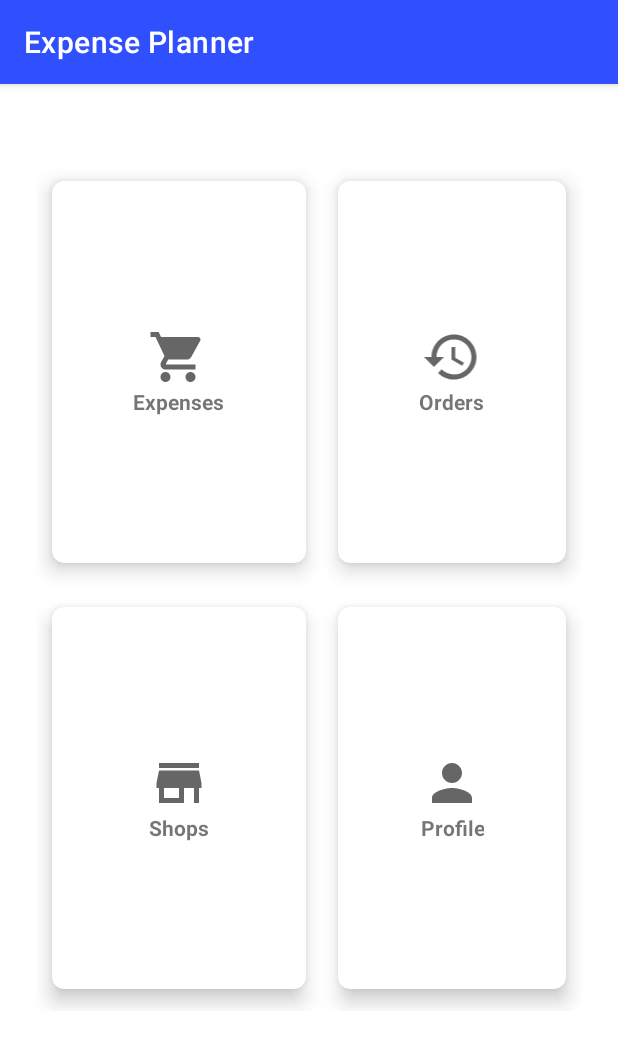
After one commit to embashbaz/Expense-Planner-App, an Android app: the fragment LandInFragment shown on its own in the app's theme, on a phone screen of 412 x 824 dp. The commit adds this screen. Shown: the top 1047 px of the screen. Run offline under Robolectric (Android 15) with nearby library versions, the phone set to English and light mode, and no system bars.

Commit message:
added the ui for the landin screen

```diff
--- a/app/build.gradle
+++ b/app/build.gradle
@@ -1,6 +1,7 @@
 plugins {
     id 'com.android.application'
     id 'kotlin-android'
+    id 'com.google.gms.google-services'
 }
 
 android {
@@ -39,7 +40,10 @@ dependencies {
     implementation 'androidx.appcompat:appcompat:1.3.0'
     implementation 'com.google.android.material:material:1.3.0'
     implementation 'androidx.constraintlayout:constraintlayout:2.0.4'
+    implementation 'com.google.firebase:firebase-auth:21.0.1'
+    implementation 'androidx.legacy:legacy-support-v4:1.0.0'
     testImplementation 'junit:junit:4.+'
     androidTestImplementation 'androidx.test.ext:junit:1.1.2'
     androidTestImplementation 'androidx.test.espresso:espresso-core:3.3.0'
+    implementation "androidx.cardview:cardview:1.0.0"
 }
--- /dev/null
+++ b/app/src/main/java/com/example/expenseplanner/data/Models.kt
@@ -0,0 +1 @@
+package com.example.expenseplanner.data
--- /dev/null
+++ b/app/src/main/java/com/example/expenseplanner/data/Repository.kt
@@ -0,0 +1,4 @@
+package com.example.expenseplanner.data
+
+class Repository {
+}
--- /dev/null
+++ b/app/src/main/java/com/example/expenseplanner/ui/expenselist/ExpenseListFragment.kt
@@ -0,0 +1,23 @@
+package com.example.expenseplanner.ui.expenselist
+
+import android.os.Bundle
+import androidx.fragment.app.Fragment
+import android.view.LayoutInflater
+import android.view.View
+import android.view.ViewGroup
+import com.example.expenseplanner.R
+
+
+class ExpenseListFragment : Fragment() {
+
+
+    override fun onCreateView(
+        inflater: LayoutInflater, container: ViewGroup?,
+        savedInstanceState: Bundle?
+    ): View? {
+        // Inflate the layout for this fragment
+        return inflater.inflate(R.layout.fragment_expense_list, container, false)
+    }
+
+
+}
--- /dev/null
+++ b/app/src/main/java/com/example/expenseplanner/ui/landin/LandInFragment.kt
@@ -0,0 +1,22 @@
+package com.example.expenseplanner.ui.landin
+
+import android.os.Bundle
+import androidx.fragment.app.Fragment
+import android.view.LayoutInflater
+import android.view.View
+import android.view.ViewGroup
+import com.example.expenseplanner.R
+
+
+class LandInFragment : Fragment() {
+
+
+    override fun onCreateView(
+        inflater: LayoutInflater, container: ViewGroup?,
+        savedInstanceState: Bundle?
+    ): View? {
+        // Inflate the layout for this fragment
+        return inflater.inflate(R.layout.fragment_land_in, container, false)
+    }
+
+}
--- /dev/null
+++ b/app/src/main/res/drawable/ic_baseline_history_24.xml
@@ -0,0 +1,5 @@
+<vector android:height="40dp" android:tint="?attr/colorControlNormal"
+    android:viewportHeight="24" android:viewportWidth="24"
+    android:width="40dp" xmlns:android="http://schemas.android.com/apk/res/android">
+    <path android:fillColor="@android:color/white" android:pathData="M13,3c-4.97,0 -9,4.03 -9,9L1,12l3.89,3.89 0.07,0.14L9,12L6,12c0,-3.87 3.13,-7 7,-7s7,3.13 7,7 -3.13,7 -7,7c-1.93,0 -3.68,-0.79 -4.94,-2.06l-1.42,1.42C8.27,19.99 10.51,21 13,21c4.97,0 9,-4.03 9,-9s-4.03,-9 -9,-9zM12,8v5l4.28,2.54 0.72,-1.21 -3.5,-2.08L13.5,8L12,8z"/>
+</vector>
--- /dev/null
+++ b/app/src/main/res/drawable/ic_baseline_person_24.xml
@@ -0,0 +1,10 @@
+<vector xmlns:android="http://schemas.android.com/apk/res/android"
+    android:width="40dp"
+    android:height="40dp"
+    android:viewportWidth="24"
+    android:viewportHeight="24"
+    android:tint="?attr/colorControlNormal">
+  <path
+      android:fillColor="@android:color/white"
+      android:pathData="M12,12c2.21,0 4,-1.79 4,-4s-1.79,-4 -4,-4 -4,1.79 -4,4 1.79,4 4,4zM12,14c-2.67,0 -8,1.34 -8,4v2h16v-2c0,-2.66 -5.33,-4 -8,-4z"/>
+</vector>
--- /dev/null
+++ b/app/src/main/res/drawable/ic_baseline_shopping_cart_24.xml
@@ -0,0 +1,5 @@
+<vector android:height="40dp" android:tint="?attr/colorControlNormal"
+    android:viewportHeight="24" android:viewportWidth="24"
+    android:width="40dp" xmlns:android="http://schemas.android.com/apk/res/android">
+    <path android:fillColor="@android:color/white" android:pathData="M7,18c-1.1,0 -1.99,0.9 -1.99,2S5.9,22 7,22s2,-0.9 2,-2 -0.9,-2 -2,-2zM1,2v2h2l3.6,7.59 -1.35,2.45c-0.16,0.28 -0.25,0.61 -0.25,0.96 0,1.1 0.9,2 2,2h12v-2L7.42,15c-0.14,0 -0.25,-0.11 -0.25,-0.25l0.03,-0.12 0.9,-1.63h7.45c0.75,0 1.41,-0.41 1.75,-1.03l3.58,-6.49c0.08,-0.14 0.12,-0.31 0.12,-0.48 0,-0.55 -0.45,-1 -1,-1L5.21,4l-0.94,-2L1,2zM17,18c-1.1,0 -1.99,0.9 -1.99,2s0.89,2 1.99,2 2,-0.9 2,-2 -0.9,-2 -2,-2z"/>
+</vector>
--- /dev/null
+++ b/app/src/main/res/drawable/ic_baseline_store_mall_directory_24.xml
@@ -0,0 +1,5 @@
+<vector android:height="40dp" android:tint="?attr/colorControlNormal"
+    android:viewportHeight="24" android:viewportWidth="24"
+    android:width="40dp" xmlns:android="http://schemas.android.com/apk/res/android">
+    <path android:fillColor="@android:color/white" android:pathData="M20,4L4,4v2h16L20,4zM21,14v-2l-1,-5L4,7l-1,5v2h1v6h10v-6h4v6h2v-6h1zM12,18L6,18v-4h6v4z"/>
+</vector>
--- /dev/null
+++ b/app/src/main/res/layout/fragment_expense_list.xml
@@ -0,0 +1,14 @@
+<?xml version="1.0" encoding="utf-8"?>
+<FrameLayout xmlns:android="http://schemas.android.com/apk/res/android"
+    xmlns:tools="http://schemas.android.com/tools"
+    android:layout_width="match_parent"
+    android:layout_height="match_parent"
+    tools:context=".ui.expenselist.ExpenseListFragment">
+
+    <!-- TODO: Update blank fragment layout -->
+    <TextView
+        android:layout_width="match_parent"
+        android:layout_height="match_parent"
+        android:text="@string/hello_blank_fragment" />
+
+</FrameLayout>
--- /dev/null
+++ b/app/src/main/res/layout/fragment_land_in.xml
@@ -0,0 +1,164 @@
+<?xml version="1.0" encoding="utf-8"?>
+<androidx.constraintlayout.widget.ConstraintLayout xmlns:android="http://schemas.android.com/apk/res/android"
+    xmlns:app="http://schemas.android.com/apk/res-auto"
+    xmlns:tools="http://schemas.android.com/tools"
+    android:layout_width="match_parent"
+    android:layout_height="match_parent"
+    tools:context=".ui.landin.LandInFragment">
+
+    <GridLayout
+        android:layout_width="match_parent"
+        android:layout_height="match_parent"
+        android:layout_marginStart="24dp"
+        android:layout_marginLeft="24dp"
+        android:layout_marginTop="50dp"
+        android:layout_marginEnd="24dp"
+        android:layout_marginRight="24dp"
+        android:layout_marginBottom="150dp"
+        android:columnCount="2"
+        android:rowCount="2"
+        app:layout_constraintBottom_toBottomOf="parent"
+        app:layout_constraintEnd_toEndOf="parent"
+        app:layout_constraintStart_toStartOf="parent"
+        app:layout_constraintTop_toTopOf="parent">
+
+        <androidx.cardview.widget.CardView
+            android:layout_width="wrap_content"
+            android:layout_height="wrap_content"
+            android:layout_row="0"
+            android:layout_rowWeight="1"
+            android:layout_column="0"
+            android:layout_columnWeight="1"
+            android:layout_gravity="fill"
+            app:cardCornerRadius="8dp"
+            app:cardElevation="8dp"
+            app:cardUseCompatPadding="true">
+
+            <LinearLayout
+                android:layout_width="wrap_content"
+                android:layout_height="wrap_content"
+                android:layout_gravity="center_vertical|center_horizontal"
+                android:gravity="center"
+                android:orientation="vertical">
+
+                <ImageView
+                    android:layout_width="wrap_content"
+                    android:layout_height="wrap_content"
+                    android:src="@drawable/ic_baseline_shopping_cart_24" />
+
+                <TextView
+                    android:layout_width="wrap_content"
+                    android:layout_height="wrap_content"
+                    android:gravity="center_horizontal"
+                    android:text="Expenses"
+                    android:textAlignment="center"
+                    android:textStyle="bold" />
+            </LinearLayout>
+        </androidx.cardview.widget.CardView>
+
+        <androidx.cardview.widget.CardView
+            android:layout_width="wrap_content"
+            android:layout_height="wrap_content"
+            android:layout_row="0"
+            android:layout_rowWeight="1"
+            android:layout_column="1"
+            android:layout_columnWeight="1"
+            android:layout_gravity="fill"
+            app:cardCornerRadius="8dp"
+            app:cardElevation="8dp"
+            app:cardUseCompatPadding="true">
+
+            <LinearLayout
+                android:layout_width="wrap_content"
+                android:layout_height="wrap_content"
+                android:layout_gravity="center_vertical|center_horizontal"
+                android:gravity="center"
+                android:orientation="vertical">
+
+                <ImageView
+                    android:layout_width="match_parent"
+                    android:layout_height="match_parent"
+                    android:src="@drawable/ic_baseline_history_24" />
+
+                <TextView
+                    android:layout_width="wrap_content"
+                    android:layout_height="wrap_content"
+                    android:gravity="center_horizontal"
+                    android:text="Orders"
+                    android:textAlignment="center"
+                    android:textStyle="bold" />
+            </LinearLayout>
+        </androidx.cardview.widget.CardView>
+
+        <androidx.cardview.widget.CardView
+            android:layout_width="wrap_content"
+            android:layout_height="wrap_content"
+            android:layout_row="1"
+            android:layout_rowWeight="1"
+            android:layout_column="0"
+            android:layout_columnWeight="1"
+            android:layout_gravity="fill"
+            app:cardCornerRadius="8dp"
+            app:cardElevation="8dp"
+            app:cardUseCompatPadding="true">
+
+            <LinearLayout
+                android:layout_width="wrap_content"
+                android:layout_height="wrap_content"
+                android:layout_gravity="center_vertical|center_horizontal"
+                android:gravity="center"
+                android:orientation="vertical">
+
+                <ImageView
+                    android:layout_width="wrap_content"
+                    android:layout_height="wrap_content"
+                    android:src="@drawable/ic_baseline_store_mall_directory_24" />
+
+                <TextView
+                    android:layout_width="wrap_content"
+                    android:layout_height="wrap_content"
+                    android:gravity="center_horizontal"
+                    android:text="Shops"
+                    android:textAlignment="center"
+                    android:textStyle="bold" />
+            </LinearLayout>
+        </androidx.cardview.widget.CardView>
+
+        <androidx.cardview.widget.CardView
+            android:layout_width="wrap_content"
+            android:layout_height="wrap_content"
+            android:layout_row="1"
+            android:layout_rowWeight="1"
+            android:layout_column="1"
+            android:layout_columnWeight="1"
+            android:layout_gravity="fill"
+            app:cardCornerRadius="8dp"
+            app:cardElevation="8dp"
+            app:cardUseCompatPadding="true">
+
+            <LinearLayout
+                android:layout_width="wrap_content"
+                android:layout_height="wrap_content"
+                android:layout_gravity="center_vertical|center_horizontal"
+                android:gravity="center"
+                android:orientation="vertical">
+
+                <ImageView
+                    android:layout_width="wrap_content"
+                    android:layout_height="wrap_content"
+                    android:src="@drawable/ic_baseline_person_24" />
+
+                <TextView
+                    android:layout_width="wrap_content"
+                    android:layout_height="wrap_content"
+                    android:gravity="center_horizontal"
+                    android:text="Profile"
+                    android:textAlignment="center"
+                    android:textStyle="bold" />
+            </LinearLayout>
+        </androidx.cardview.widget.CardView>
+
+
+    </GridLayout>
+
+</androidx.constraintlayout.widget.ConstraintLayout>
--- a/app/src/main/res/values/colors.xml
+++ b/app/src/main/res/values/colors.xml
@@ -1,10 +1,14 @@
 <?xml version="1.0" encoding="utf-8"?>
 <resources>
-    <color name="purple_200">#FFBB86FC</color>
-    <color name="purple_500">#FF6200EE</color>
-    <color name="purple_700">#FF3700B3</color>
-    <color name="teal_200">#FF03DAC5</color>
-    <color name="teal_700">#FF018786</color>
+
     <color name="black">#FF000000</color>
     <color name="white">#FFFFFFFF</color>
+
+    <color name="indigo_1">#304ffe</color>
+    <color name="indigo_2">#3d5afe</color>
+
+    <color name="orange_1">#dd2c00</color>
+    <color name="orange_2">#ff3d00</color>
+
+
 </resources>
--- a/app/src/main/res/values/strings.xml
+++ b/app/src/main/res/values/strings.xml
@@ -1,3 +1,5 @@
 <resources>
     <string name="app_name">Expense Planner</string>
+    <!-- TODO: Remove or change this placeholder text -->
+    <string name="hello_blank_fragment">Hello blank fragment</string>
 </resources>
--- a/app/src/main/res/values/themes.xml
+++ b/app/src/main/res/values/themes.xml
@@ -2,12 +2,12 @@
     <!-- Base application theme. -->
     <style name="Theme.ExpensePlanner" parent="Theme.MaterialComponents.DayNight.DarkActionBar">
         <!-- Primary brand color. -->
-        <item name="colorPrimary">@color/purple_500</item>
-        <item name="colorPrimaryVariant">@color/purple_700</item>
+        <item name="colorPrimary">@color/indigo_1</item>
+        <item name="colorPrimaryVariant">@color/indigo_2</item>
         <item name="colorOnPrimary">@color/white</item>
         <!-- Secondary brand color. -->
-        <item name="colorSecondary">@color/teal_200</item>
-        <item name="colorSecondaryVariant">@color/teal_700</item>
+        <item name="colorSecondary">@color/orange_1</item>
+        <item name="colorSecondaryVariant">@color/orange_2</item>
         <item name="colorOnSecondary">@color/black</item>
         <!-- Status bar color. -->
         <item name="android:statusBarColor" tools:targetApi="l">?attr/colorPrimaryVariant</item>
--- a/build.gradle
+++ b/build.gradle
@@ -6,8 +6,9 @@ buildscript {
         mavenCentral()
     }
     dependencies {
-        classpath "com.android.tools.build:gradle:4.2.1"
+        classpath "com.android.tools.build:gradle:4.2.0"
         classpath "org.jetbrains.kotlin:kotlin-gradle-plugin:$kotlin_version"
+        classpath 'com.google.gms:google-services:4.3.8'
 
         // NOTE: Do not place your application dependencies here; they belong
         // in the individual module build.gradle files
@@ -18,7 +19,7 @@ allprojects {
     repositories {
         google()
         mavenCentral()
-        jcenter() // Warning: this repository is going to shut down soon
+       // jcenter() // Warning: this repository is going to shut down soon
     }
 }
 
```
Also changed, not shown: 1 other file.
